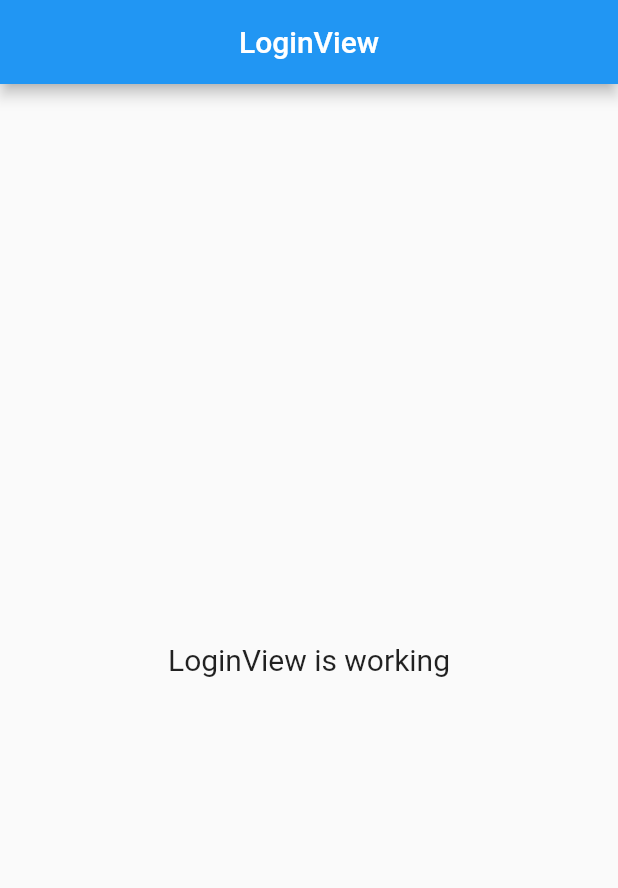
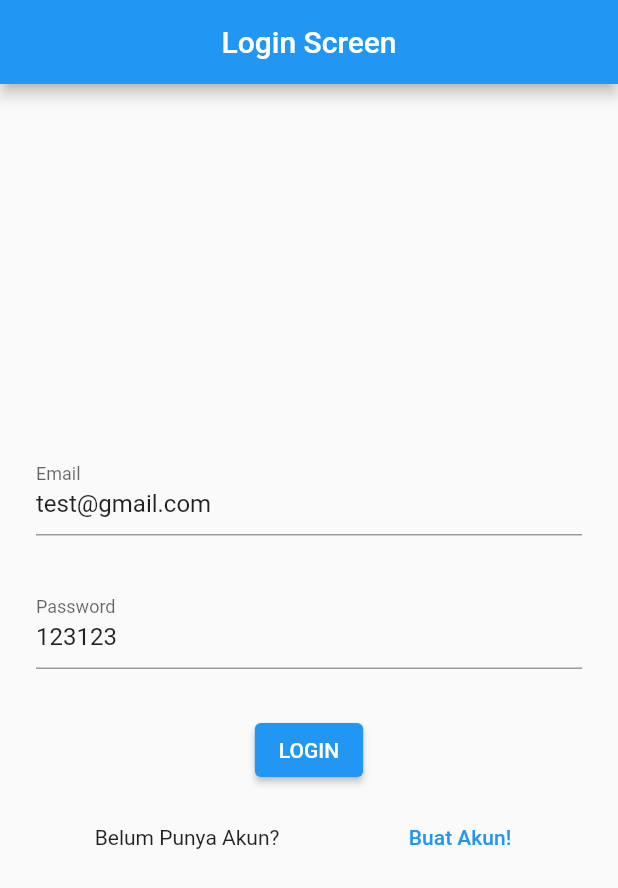
Before and after one commit to aprxty3/learn_getx_firebase, a Flutter app: the screen it shows after launch, on a phone screen of 412 x 824 dp. Shown: the top 888 px of the screen. Run offline on Flutter 3.47's test engine with Material 2 defaults, Android fonts, the phone set to English and light mode, and no system bars; our stand-ins replace firebase_auth, firebase_core, get; accounts and stored records are empty.

Commit message:
implement controller & authentification

```diff
--- a/lib/app/modules/login/views/login_view.dart
+++ b/lib/app/modules/login/views/login_view.dart
@@ -1,21 +1,68 @@
 import 'package:flutter/material.dart';
 
 import 'package:get/get.dart';
+import 'package:learn_getx_firebase/app/controllers/auth_controller.dart';
+import 'package:learn_getx_firebase/app/routes/app_pages.dart';
 
 import '../controllers/login_controller.dart';
 
 class LoginView extends GetView<LoginController> {
+  final authC = Get.find<AuthController>();
+
   @override
   Widget build(BuildContext context) {
     return Scaffold(
       appBar: AppBar(
-        title: Text('LoginView'),
+        title: Text('Login Screen'),
         centerTitle: true,
       ),
-      body: Center(
-        child: Text(
-          'LoginView is working',
-          style: TextStyle(fontSize: 20),
+      body: Padding(
+        padding: const EdgeInsets.all(24),
+        child: Column(
+          mainAxisAlignment: MainAxisAlignment.center,
+          children: [
+            TextField(
+              controller: controller.emailC,
+              decoration: InputDecoration(labelText: "Email"),
+            ),
+            SizedBox(
+              height: 30,
+            ),
+            TextField(
+              controller: controller.passwordC,
+              decoration: InputDecoration(labelText: "Password"),
+            ),
+            SizedBox(
+              height: 30,
+            ),
+            ElevatedButton(
+              onPressed: () {
+                authC.login(controller.emailC.text, controller.passwordC.text);
+              },
+              child: Text('LOGIN'),
+            ),
+            SizedBox(
+              height: 10,
+            ),
+            Row(
+              mainAxisAlignment: MainAxisAlignment.spaceAround,
+              children: [
+                Text(
+                  'Belum Punya Akun?',
+                  style: TextStyle(
+                    fontSize: 14,
+                  ),
+                ),
+                TextButton(
+                  onPressed: () => Get.toNamed(Routes.SIGNUP),
+                  child: Text(
+                    'Buat Akun!',
+                    style: TextStyle(fontSize: 14),
+                  ),
+                )
+              ],
+            )
+          ],
         ),
       ),
     );
```
Also changed, not shown: lib/app/modules/signup/views/signup_view.dart (+50 -4 lines).
